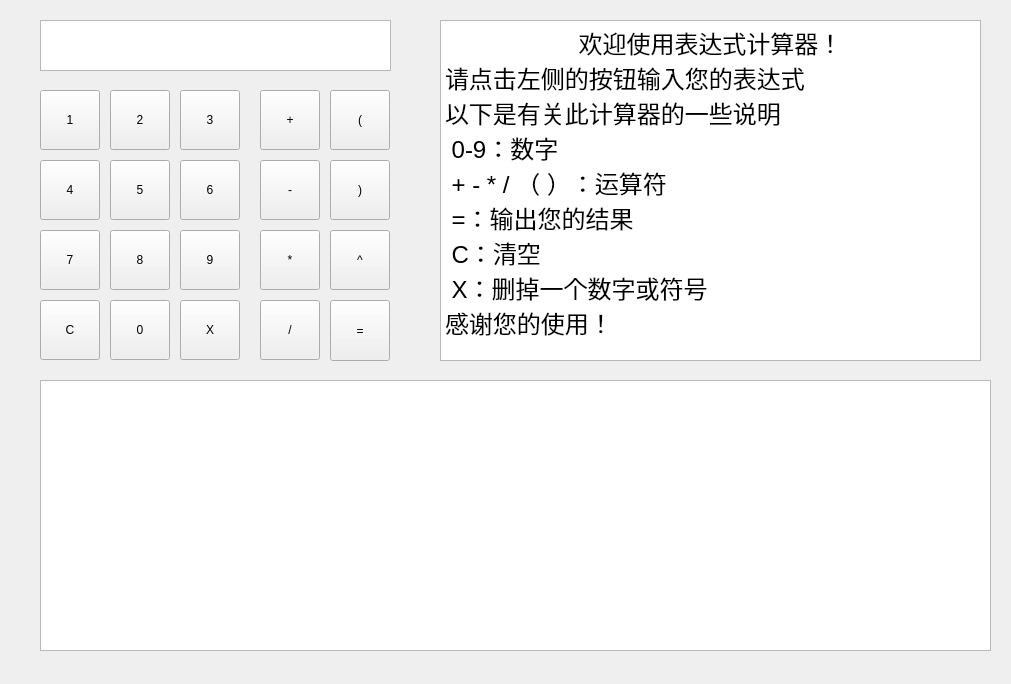
This is StackCal/stackcal.ui in Erout/Qt as Qt 5 draws it before an edit. The edited form follows.
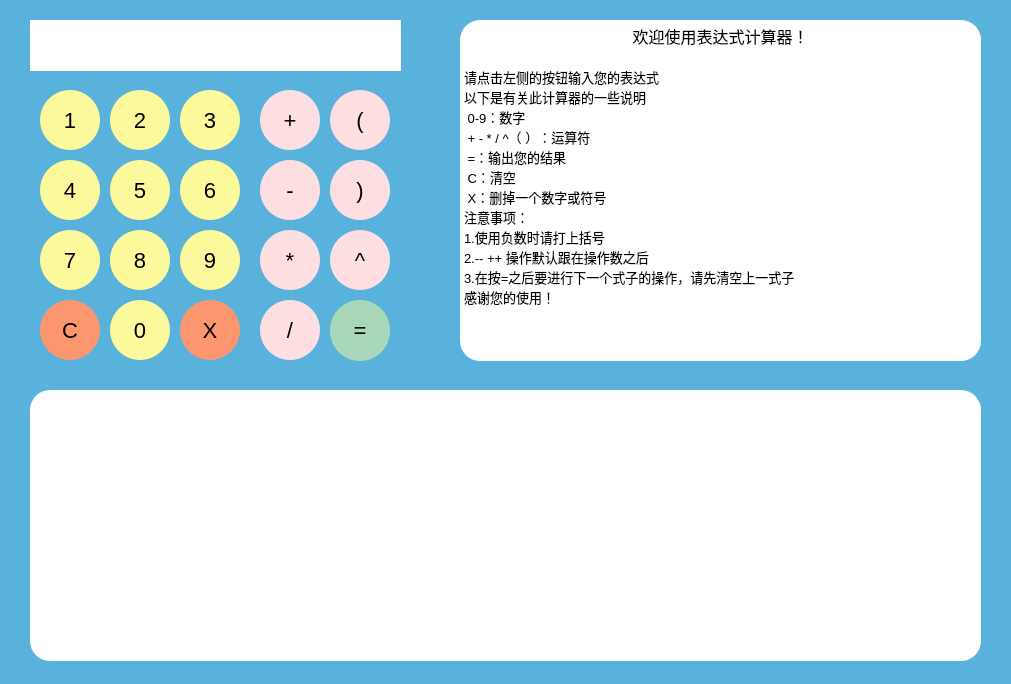
This is the edited form.

What changed in the file:
```diff
--- a/StackCal/stackcal.ui
+++ b/StackCal/stackcal.ui
@@ -13,6 +13,11 @@
   <property name="windowTitle">
    <string>StackCal</string>
   </property>
+  <property name="styleSheet">
+   <string notr="true">QWidget{
+background-color:rgb(88,178,220);
+}</string>
+  </property>
   <widget class="QPushButton" name="one">
    <property name="geometry">
     <rect>
@@ -22,6 +27,19 @@
      <height>60</height>
     </rect>
    </property>
+   <property name="styleSheet">
+    <string notr="true">QPushButton{
+	background-color: rgb(252,249,156);
+	color:black ;
+	font-family:'Comic Sans MS', cursive, sans-serif;
+	font-size:22px;
+	border:none;
+	border-radius: 30px 30px 30px 30px;
+ }
+QPushButton:hover{
+	background-color:rgb(249,191,69);
+ }</string>
+   </property>
    <property name="text">
     <string>1</string>
    </property>
@@ -35,6 +53,19 @@
      <height>60</height>
     </rect>
    </property>
+   <property name="styleSheet">
+    <string notr="true">QPushButton{
+	background-color: rgb(252,249,156);
+	color:black ;
+	font-family:'Comic Sans MS', cursive, sans-serif;
+	font-size:22px;
+	border:none;
+	border-radius: 30px 30px 30px 30px;
+ }
+QPushButton:hover{
+	background-color:rgb(249,191,69);
+ }</string>
+   </property>
    <property name="text">
     <string>2</string>
    </property>
@@ -48,6 +79,19 @@
      <height>60</height>
     </rect>
    </property>
+   <property name="styleSheet">
+    <string notr="true">QPushButton{
+	background-color: rgb(252,249,156);
+	color:black ;
+	font-family:'Comic Sans MS', cursive, sans-serif;
+	font-size:22px;
+	border:none;
+	border-radius: 30px 30px 30px 30px;
+ }
+QPushButton:hover{
+	background-color:rgb(249,191,69);
+ }</string>
+   </property>
    <property name="text">
     <string>3</string>
    </property>
@@ -61,6 +105,19 @@
      <height>60</height>
     </rect>
    </property>
+   <property name="styleSheet">
+    <string notr="true">QPushButton{
+	background-color: rgb(252,249,156);
+	color:black ;
+	font-family:'Comic Sans MS', cursive, sans-serif;
+	font-size:22px;
+	border:none;
+	border-radius: 30px 30px 30px 30px;
+ }
+QPushButton:hover{
+	background-color:rgb(249,191,69);
+ }</string>
+   </property>
    <property name="text">
     <string>4</string>
    </property>
@@ -74,6 +131,19 @@
      <height>60</height>
     </rect>
    </property>
+   <property name="styleSheet">
+    <string notr="true">QPushButton{
+	background-color: rgb(252,249,156);
+	color:black ;
+	font-family:'Comic Sans MS', cursive, sans-serif;
+	font-size:22px;
+	border:none;
+	border-radius: 30px 30px 30px 30px;
+ }
+QPushButton:hover{
+	background-color:rgb(249,191,69);
+ }</string>
+   </property>
    <property name="text">
     <string>5</string>
    </property>
@@ -87,6 +157,19 @@
      <height>60</height>
     </rect>
    </property>
+   <property name="styleSheet">
+    <string notr="true">QPushButton{
+	background-color: rgb(252,249,156);
+	color:black ;
+	font-family:'Comic Sans MS', cursive, sans-serif;
+	font-size:22px;
+	border:none;
+	border-radius: 30px 30px 30px 30px;
+ }
+QPushButton:hover{
+	background-color:rgb(249,191,69);
+ }</string>
+   </property>
    <property name="text">
     <string>6</string>
    </property>
@@ -100,6 +183,19 @@
      <height>60</height>
     </rect>
    </property>
+   <property name="styleSheet">
+    <string notr="true">QPushButton{
+	background-color: rgb(252,249,156);
+	color:black ;
+	font-family:'Comic Sans MS', cursive, sans-serif;
+	font-size:22px;
+	border:none;
+	border-radius: 30px 30px 30px 30px;
+ }
+QPushButton:hover{
+	background-color:rgb(249,191,69);
+ }</string>
+   </property>
    <property name="text">
     <string>7</string>
    </property>
@@ -113,6 +209,19 @@
      <height>60</height>
     </rect>
    </property>
+   <property name="styleSheet">
+    <string notr="true">QPushButton{
+	background-color: rgb(252,249,156);
+	color:black ;
+	font-family:'Comic Sans MS', cursive, sans-serif;
+	font-size:22px;
+	border:none;
+	border-radius: 30px 30px 30px 30px;
+ }
+QPushButton:hover{
+	background-color:rgb(249,191,69);
+ }</string>
+   </property>
    <property name="text">
     <string>8</string>
    </property>
@@ -126,6 +235,19 @@
      <height>60</height>
     </rect>
    </property>
+   <property name="styleSheet">
+    <string notr="true">QPushButton{
+	background-color: rgb(252,249,156);
+	color:black ;
+	font-family:'Comic Sans MS', cursive, sans-serif;
+	font-size:22px;
+	border:none;
+	border-radius: 30px 30px 30px 30px;
+ }
+QPushButton:hover{
+	background-color:rgb(249,191,69);
+ }</string>
+   </property>
    <property name="text">
     <string>9</string>
    </property>
@@ -139,6 +261,19 @@
      <height>60</height>
     </rect>
    </property>
+   <property name="styleSheet">
+    <string notr="true">QPushButton{
+	background-color: rgb(252,249,156);
+	color:black ;
+	font-family:'Comic Sans MS', cursive, sans-serif;
+	font-size:22px;
+	border:none;
+	border-radius: 30px 30px 30px 30px;
+ }
+QPushButton:hover{
+	background-color:rgb(249,191,69);
+ }</string>
+   </property>
    <property name="text">
     <string>0</string>
    </property>
@@ -152,6 +287,19 @@
      <height>60</height>
     </rect>
    </property>
+   <property name="styleSheet">
+    <string notr="true">QPushButton{
+	background-color: rgb(251,150,110);
+	color:black ;
+	font-family:'Comic Sans MS', cursive, sans-serif;
+	font-size:22px;
+	border:none;
+	border-radius: 30px 30px 30px 30px;
+ }
+QPushButton:hover{
+	background-color:rgb(247,92,47);
+}</string>
+   </property>
    <property name="text">
     <string>X</string>
    </property>
@@ -165,6 +313,19 @@
      <height>60</height>
     </rect>
    </property>
+   <property name="styleSheet">
+    <string notr="true">QPushButton{
+	background-color: rgb(251,150,110);
+	color:black ;
+	font-family:'Comic Sans MS', cursive, sans-serif;
+	font-size:22px;
+	border:none;
+	border-radius: 30px 30px 30px 30px;
+ }
+QPushButton:hover{
+	background-color:rgb(247,92,47);
+}</string>
+   </property>
    <property name="text">
     <string>C</string>
    </property>
@@ -178,6 +339,19 @@
      <height>60</height>
     </rect>
    </property>
+   <property name="styleSheet">
+    <string notr="true">QPushButton{
+	background-color: rgb(254,223,225);
+	color:black ;
+	font-family:'Comic Sans MS', cursive, sans-serif;
+	font-size:22px;
+	border:none;
+	border-radius: 30px 30px 30px 30px;
+ }
+QPushButton:hover{
+	background-color:rgb(245,150,170);
+}</string>
+   </property>
    <property name="text">
     <string>+</string>
    </property>
@@ -191,6 +365,19 @@
      <height>60</height>
     </rect>
    </property>
+   <property name="styleSheet">
+    <string notr="true">QPushButton{
+	background-color: rgb(254,223,225);
+	color:black ;
+	font-family:'Comic Sans MS', cursive, sans-serif;
+	font-size:22px;
+	border:none;
+	border-radius: 30px 30px 30px 30px;
+ }
+QPushButton:hover{
+	background-color:rgb(245,150,170);
+}</string>
+   </property>
    <property name="text">
     <string>-</string>
    </property>
@@ -204,6 +391,19 @@
      <height>60</height>
     </rect>
    </property>
+   <property name="styleSheet">
+    <string notr="true">QPushButton{
+	background-color: rgb(254,223,225);
+	color:black ;
+	font-family:'Comic Sans MS', cursive, sans-serif;
+	font-size:22px;
+	border:none;
+	border-radius: 30px 30px 30px 30px;
+ }
+QPushButton:hover{
+	background-color:rgb(245,150,170);
+}</string>
+   </property>
    <property name="text">
     <string>*</string>
    </property>
@@ -217,6 +417,19 @@
      <height>60</height>
     </rect>
    </property>
+   <property name="styleSheet">
+    <string notr="true">QPushButton{
+	background-color: rgb(254,223,225);
+	color:black ;
+	font-family:'Comic Sans MS', cursive, sans-serif;
+	font-size:22px;
+	border:none;
+	border-radius: 30px 30px 30px 30px;
+ }
+QPushButton:hover{
+	background-color:rgb(245,150,170);
+}</string>
+   </property>
    <property name="text">
     <string>/</string>
    </property>
@@ -224,12 +437,20 @@
   <widget class="QTextBrowser" name="textBrowser">
    <property name="geometry">
     <rect>
-     <x>40</x>
+     <x>30</x>
      <y>20</y>
-     <width>351</width>
+     <width>371</width>
      <height>51</height>
     </rect>
    </property>
+   <property name="styleSheet">
+    <string notr="true">QTextBrowser{
+background-color:white;
+font-family:'Comic Sans MS', cursive, sans-serif;
+font-size:20px;
+border:none;
+}</string>
+   </property>
   </widget>
   <widget class="QPushButton" name="equal">
    <property name="geometry">
@@ -240,6 +461,19 @@
      <height>61</height>
     </rect>
    </property>
+   <property name="styleSheet">
+    <string notr="true">QPushButton{
+	background-color: rgb(168,216,185);
+	color:black ;
+	font-family:'Comic Sans MS', cursive, sans-serif;
+	font-size:22px;
+	border:none;
+	border-radius: 30px 30px 30px 30px;
+ }
+QPushButton:hover{
+	background-color:rgb(93,172,129);
+}</string>
+   </property>
    <property name="text">
     <string>=</string>
    </property>
@@ -247,12 +481,19 @@
   <widget class="QTableView" name="tableView">
    <property name="geometry">
     <rect>
-     <x>40</x>
-     <y>380</y>
+     <x>30</x>
+     <y>390</y>
      <width>951</width>
      <height>271</height>
     </rect>
    </property>
+   <property name="styleSheet">
+    <string notr="true">QTableView{
+	background-color:white;
+	border:none;
+	border-radius:20 20 20 20;
+}</string>
+   </property>
   </widget>
   <widget class="QPushButton" name="leftKuo">
    <property name="geometry">
@@ -263,6 +504,19 @@
      <height>60</height>
     </rect>
    </property>
+   <property name="styleSheet">
+    <string notr="true">QPushButton{
+	background-color: rgb(254,223,225);
+	color:black ;
+	font-family:'Comic Sans MS', cursive, sans-serif;
+	font-size:22px;
+	border:none;
+	border-radius: 30px 30px 30px 30px;
+ }
+QPushButton:hover{
+	background-color:rgb(245,150,170);
+}</string>
+   </property>
    <property name="text">
     <string>(</string>
    </property>
@@ -276,6 +530,19 @@
      <height>60</height>
     </rect>
    </property>
+   <property name="styleSheet">
+    <string notr="true">QPushButton{
+	background-color: rgb(254,223,225);
+	color:black ;
+	font-family:'Comic Sans MS', cursive, sans-serif;
+	font-size:22px;
+	border:none;
+	border-radius: 30px 30px 30px 30px;
+ }
+QPushButton:hover{
+	background-color:rgb(245,150,170);
+}</string>
+   </property>
    <property name="text">
     <string>)</string>
    </property>
@@ -283,26 +550,41 @@
   <widget class="QTextBrowser" name="textBrowser_2">
    <property name="geometry">
     <rect>
-     <x>440</x>
+     <x>460</x>
      <y>20</y>
-     <width>541</width>
+     <width>521</width>
      <height>341</height>
     </rect>
    </property>
+   <property name="styleSheet">
+    <string notr="true">QTextBrowser{
+	font-family:&quot;Microsoft YaHei&quot;,SimHei;
+	font-size:10px;
+	background-color:white;
+	color:black;
+	border:none;
+	border-radius:20 20 20 20;
+}</string>
+   </property>
    <property name="html">
     <string>&lt;!DOCTYPE HTML PUBLIC &quot;-//W3C//DTD HTML 4.0//EN&quot; &quot;http://www.w3.org/TR/REC-html40/strict.dtd&quot;&gt;
 &lt;html&gt;&lt;head&gt;&lt;meta name=&quot;qrichtext&quot; content=&quot;1&quot; /&gt;&lt;style type=&quot;text/css&quot;&gt;
 p, li { white-space: pre-wrap; }
-&lt;/style&gt;&lt;/head&gt;&lt;body style=&quot; font-family:'SimSun'; font-size:9pt; font-weight:400; font-style:normal;&quot;&gt;
-&lt;p align=&quot;center&quot; style=&quot; margin-top:0px; margin-bottom:0px; margin-left:0px; margin-right:0px; -qt-block-indent:0; text-indent:0px;&quot;&gt;&lt;span style=&quot; font-size:18pt;&quot;&gt;欢迎使用表达式计算器！&lt;/span&gt;&lt;/p&gt;
-&lt;p style=&quot; margin-top:0px; margin-bottom:0px; margin-left:0px; margin-right:0px; -qt-block-indent:0; text-indent:0px;&quot;&gt;&lt;span style=&quot; font-size:18pt;&quot;&gt;请点击左侧的按钮输入您的表达式&lt;/span&gt;&lt;/p&gt;
-&lt;p style=&quot; margin-top:0px; margin-bottom:0px; margin-left:0px; margin-right:0px; -qt-block-indent:0; text-indent:0px;&quot;&gt;&lt;span style=&quot; font-size:18pt;&quot;&gt;以下是有关此计算器的一些说明&lt;/span&gt;&lt;/p&gt;
-&lt;p style=&quot; margin-top:0px; margin-bottom:0px; margin-left:0px; margin-right:0px; -qt-block-indent:0; text-indent:0px;&quot;&gt;&lt;span style=&quot; font-size:18pt;&quot;&gt; 0-9：数字&lt;/span&gt;&lt;/p&gt;
-&lt;p style=&quot; margin-top:0px; margin-bottom:0px; margin-left:0px; margin-right:0px; -qt-block-indent:0; text-indent:0px;&quot;&gt;&lt;span style=&quot; font-size:18pt;&quot;&gt; + - * / （ ）：运算符&lt;/span&gt;&lt;/p&gt;
-&lt;p style=&quot; margin-top:0px; margin-bottom:0px; margin-left:0px; margin-right:0px; -qt-block-indent:0; text-indent:0px;&quot;&gt;&lt;span style=&quot; font-size:18pt;&quot;&gt; =：输出您的结果&lt;/span&gt;&lt;/p&gt;
-&lt;p style=&quot; margin-top:0px; margin-bottom:0px; margin-left:0px; margin-right:0px; -qt-block-indent:0; text-indent:0px;&quot;&gt;&lt;span style=&quot; font-size:18pt;&quot;&gt; C：清空&lt;/span&gt;&lt;/p&gt;
-&lt;p style=&quot; margin-top:0px; margin-bottom:0px; margin-left:0px; margin-right:0px; -qt-block-indent:0; text-indent:0px;&quot;&gt;&lt;span style=&quot; font-size:18pt;&quot;&gt; X：删掉一个数字或符号&lt;/span&gt;&lt;/p&gt;
-&lt;p style=&quot; margin-top:0px; margin-bottom:0px; margin-left:0px; margin-right:0px; -qt-block-indent:0; text-indent:0px;&quot;&gt;&lt;span style=&quot; font-size:18pt;&quot;&gt;感谢您的使用！&lt;/span&gt;&lt;/p&gt;&lt;/body&gt;&lt;/html&gt;</string>
+&lt;/style&gt;&lt;/head&gt;&lt;body style=&quot; font-family:'Microsoft YaHei,SimHei'; font-size:10px; font-weight:400; font-style:normal;&quot;&gt;
+&lt;p align=&quot;center&quot; style=&quot; margin-top:0px; margin-bottom:0px; margin-left:0px; margin-right:0px; -qt-block-indent:0; text-indent:0px;&quot;&gt;&lt;span style=&quot; font-family:'Microsoft YaHei'; font-size:12pt;&quot;&gt;欢迎使用表达式计算器！&lt;/span&gt;&lt;/p&gt;
+&lt;p align=&quot;center&quot; style=&quot;-qt-paragraph-type:empty; margin-top:0px; margin-bottom:0px; margin-left:0px; margin-right:0px; -qt-block-indent:0; text-indent:0px; font-family:'Microsoft YaHei'; font-size:12pt;&quot;&gt;&lt;br /&gt;&lt;/p&gt;
+&lt;p style=&quot; margin-top:0px; margin-bottom:0px; margin-left:0px; margin-right:0px; -qt-block-indent:0; text-indent:0px;&quot;&gt;&lt;span style=&quot; font-family:'Microsoft YaHei'; font-size:10pt;&quot;&gt;请点击左侧的按钮输入您的表达式&lt;/span&gt;&lt;/p&gt;
+&lt;p style=&quot; margin-top:0px; margin-bottom:0px; margin-left:0px; margin-right:0px; -qt-block-indent:0; text-indent:0px;&quot;&gt;&lt;span style=&quot; font-family:'Microsoft YaHei'; font-size:10pt;&quot;&gt;以下是有关此计算器的一些说明&lt;/span&gt;&lt;/p&gt;
+&lt;p style=&quot; margin-top:0px; margin-bottom:0px; margin-left:0px; margin-right:0px; -qt-block-indent:0; text-indent:0px;&quot;&gt;&lt;span style=&quot; font-family:'Microsoft YaHei'; font-size:10pt;&quot;&gt; 0-9：数字&lt;/span&gt;&lt;/p&gt;
+&lt;p style=&quot; margin-top:0px; margin-bottom:0px; margin-left:0px; margin-right:0px; -qt-block-indent:0; text-indent:0px;&quot;&gt;&lt;span style=&quot; font-family:'Microsoft YaHei'; font-size:10pt;&quot;&gt; + - * / ^（ ）：运算符&lt;/span&gt;&lt;/p&gt;
+&lt;p style=&quot; margin-top:0px; margin-bottom:0px; margin-left:0px; margin-right:0px; -qt-block-indent:0; text-indent:0px;&quot;&gt;&lt;span style=&quot; font-family:'Microsoft YaHei'; font-size:10pt;&quot;&gt; =：输出您的结果&lt;/span&gt;&lt;/p&gt;
+&lt;p style=&quot; margin-top:0px; margin-bottom:0px; margin-left:0px; margin-right:0px; -qt-block-indent:0; text-indent:0px;&quot;&gt;&lt;span style=&quot; font-family:'Microsoft YaHei'; font-size:10pt;&quot;&gt; C：清空&lt;/span&gt;&lt;/p&gt;
+&lt;p style=&quot; margin-top:0px; margin-bottom:0px; margin-left:0px; margin-right:0px; -qt-block-indent:0; text-indent:0px;&quot;&gt;&lt;span style=&quot; font-family:'Microsoft YaHei'; font-size:10pt;&quot;&gt; X：删掉一个数字或符号&lt;/span&gt;&lt;/p&gt;
+&lt;p style=&quot; margin-top:0px; margin-bottom:0px; margin-left:0px; margin-right:0px; -qt-block-indent:0; text-indent:0px;&quot;&gt;&lt;span style=&quot; font-family:'Microsoft YaHei'; font-size:10pt;&quot;&gt;注意事项：&lt;/span&gt;&lt;/p&gt;
+&lt;p style=&quot; margin-top:0px; margin-bottom:0px; margin-left:0px; margin-right:0px; -qt-block-indent:0; text-indent:0px;&quot;&gt;&lt;span style=&quot; font-family:'Microsoft YaHei'; font-size:10pt;&quot;&gt;1.使用负数时请打上括号&lt;/span&gt;&lt;/p&gt;
+&lt;p style=&quot; margin-top:0px; margin-bottom:0px; margin-left:0px; margin-right:0px; -qt-block-indent:0; text-indent:0px;&quot;&gt;&lt;span style=&quot; font-family:'Microsoft YaHei'; font-size:10pt;&quot;&gt;2.-- ++ 操作默认跟在操作数之后&lt;/span&gt;&lt;/p&gt;
+&lt;p style=&quot; margin-top:0px; margin-bottom:0px; margin-left:0px; margin-right:0px; -qt-block-indent:0; text-indent:0px;&quot;&gt;&lt;span style=&quot; font-family:'Microsoft YaHei'; font-size:10pt;&quot;&gt;3.在按=之后要进行下一个式子的操作，请先清空上一式子&lt;/span&gt;&lt;/p&gt;
+&lt;p style=&quot; margin-top:0px; margin-bottom:0px; margin-left:0px; margin-right:0px; -qt-block-indent:0; text-indent:0px;&quot;&gt;&lt;span style=&quot; font-family:'Microsoft YaHei'; font-size:10pt;&quot;&gt;感谢您的使用！&lt;/span&gt;&lt;/p&gt;&lt;/body&gt;&lt;/html&gt;</string>
    </property>
   </widget>
   <widget class="QPushButton" name="exp">
@@ -314,6 +596,19 @@
      <height>60</height>
     </rect>
    </property>
+   <property name="styleSheet">
+    <string notr="true">QPushButton{
+	background-color: rgb(254,223,225);
+	color:black ;
+	font-family:'Comic Sans MS', cursive, sans-serif;
+	font-size:22px;
+	border:none;
+	border-radius: 30px 30px 30px 30px;
+ }
+QPushButton:hover{
+	background-color:rgb(245,150,170);
+}</string>
+   </property>
    <property name="text">
     <string>^</string>
    </property>
```
